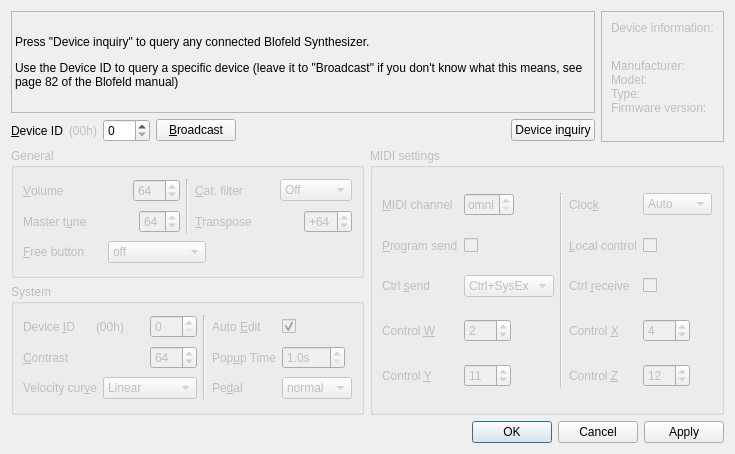
This is bigglesworth/ui/globals.ui in MaurizioB/Bigglesworth as Qt 5 draws it before an edit. The edited form follows.
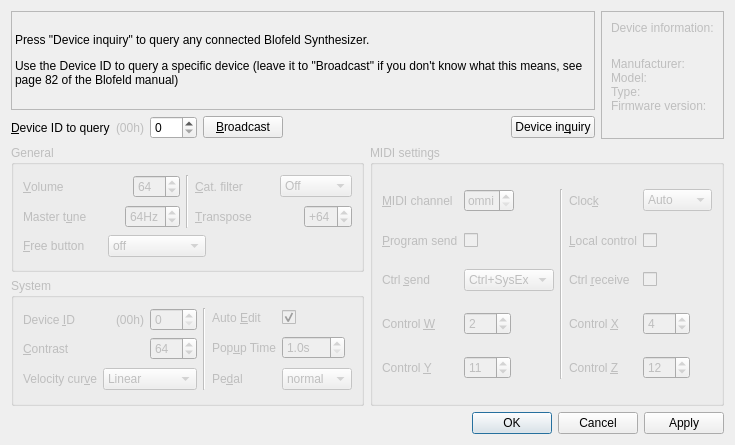
This is the edited form. Custom widgets are drawn as their Qt base class.

Commit message: Global fixes+minor update to MidiConnectionsWidget

Patch:
```diff
--- a/bigglesworth/ui/globals.ui
+++ b/bigglesworth/ui/globals.ui
@@ -6,8 +6,8 @@
    <rect>
     <x>0</x>
     <y>0</y>
-    <width>713</width>
-    <height>454</height>
+    <width>705</width>
+    <height>445</height>
    </rect>
   </property>
   <property name="windowTitle">
@@ -92,32 +92,6 @@
         </item>
        </widget>
       </item>
-      <item row="1" column="0">
-       <widget class="QLabel" name="label_3">
-        <property name="text">
-         <string>&amp;Contrast</string>
-        </property>
-        <property name="buddy">
-         <cstring>contrastSpin</cstring>
-        </property>
-       </widget>
-      </item>
-      <item row="1" column="1" alignment="Qt::AlignRight">
-       <widget class="QSpinBox" name="contrastSpin">
-        <property name="sizePolicy">
-         <sizepolicy hsizetype="Maximum" vsizetype="Fixed">
-          <horstretch>0</horstretch>
-          <verstretch>0</verstretch>
-         </sizepolicy>
-        </property>
-        <property name="maximum">
-         <number>127</number>
-        </property>
-        <property name="value">
-         <number>64</number>
-        </property>
-       </widget>
-      </item>
       <item row="2" column="3">
        <widget class="QLabel" name="label_16">
         <property name="text">
@@ -191,12 +165,22 @@
         </property>
        </widget>
       </item>
-      <item row="0" column="0" colspan="2">
-       <layout class="QHBoxLayout" name="horizontalLayout">
-        <property name="spacing">
-         <number>2</number>
-        </property>
-        <item>
+      <item row="0" column="0" rowspan="2" colspan="2">
+       <layout class="QGridLayout" name="gridLayout_4">
+        <item row="0" column="2">
+         <widget class="DeviceIdSpin" name="deviceIdSpin">
+          <property name="sizePolicy">
+           <sizepolicy hsizetype="Maximum" vsizetype="Fixed">
+            <horstretch>0</horstretch>
+            <verstretch>0</verstretch>
+           </sizepolicy>
+          </property>
+          <property name="maximum">
+           <number>127</number>
+          </property>
+         </widget>
+        </item>
+        <item row="0" column="0">
          <widget class="QLabel" name="label_21">
           <property name="text">
            <string>Device &amp;ID</string>
@@ -206,7 +190,7 @@
           </property>
          </widget>
         </item>
-        <item>
+        <item row="0" column="1">
          <widget class="QLabel" name="deviceIdLbl">
           <property name="enabled">
            <bool>false</bool>
@@ -222,8 +206,8 @@
           </property>
          </widget>
         </item>
-        <item alignment="Qt::AlignRight">
-         <widget class="DeviceIdSpin" name="deviceIdSpin">
+        <item row="1" column="2">
+         <widget class="QSpinBox" name="contrastSpin">
           <property name="sizePolicy">
            <sizepolicy hsizetype="Maximum" vsizetype="Fixed">
             <horstretch>0</horstretch>
@@ -232,6 +216,19 @@
           </property>
           <property name="maximum">
            <number>127</number>
+          </property>
+          <property name="value">
+           <number>64</number>
+          </property>
+         </widget>
+        </item>
+        <item row="1" column="0" colspan="2">
+         <widget class="QLabel" name="label_3">
+          <property name="text">
+           <string>&amp;Contrast</string>
+          </property>
+          <property name="buddy">
+           <cstring>contrastSpin</cstring>
           </property>
          </widget>
         </item>
@@ -550,7 +547,7 @@
      <item row="1" column="0">
       <widget class="QLabel" name="label_23">
        <property name="text">
-        <string>&amp;Device ID</string>
+        <string>&amp;Device ID to query</string>
        </property>
        <property name="buddy">
         <cstring>queryDeviceIdSpin</cstring>
@@ -765,6 +762,9 @@
           <verstretch>0</verstretch>
          </sizepolicy>
         </property>
+        <property name="suffix">
+         <string>Hz</string>
+        </property>
         <property name="minimum">
          <number>54</number>
         </property>
```
Left out of the diff: 1 changed line with no effect on the pictures. The commit also changes 10 other files.
